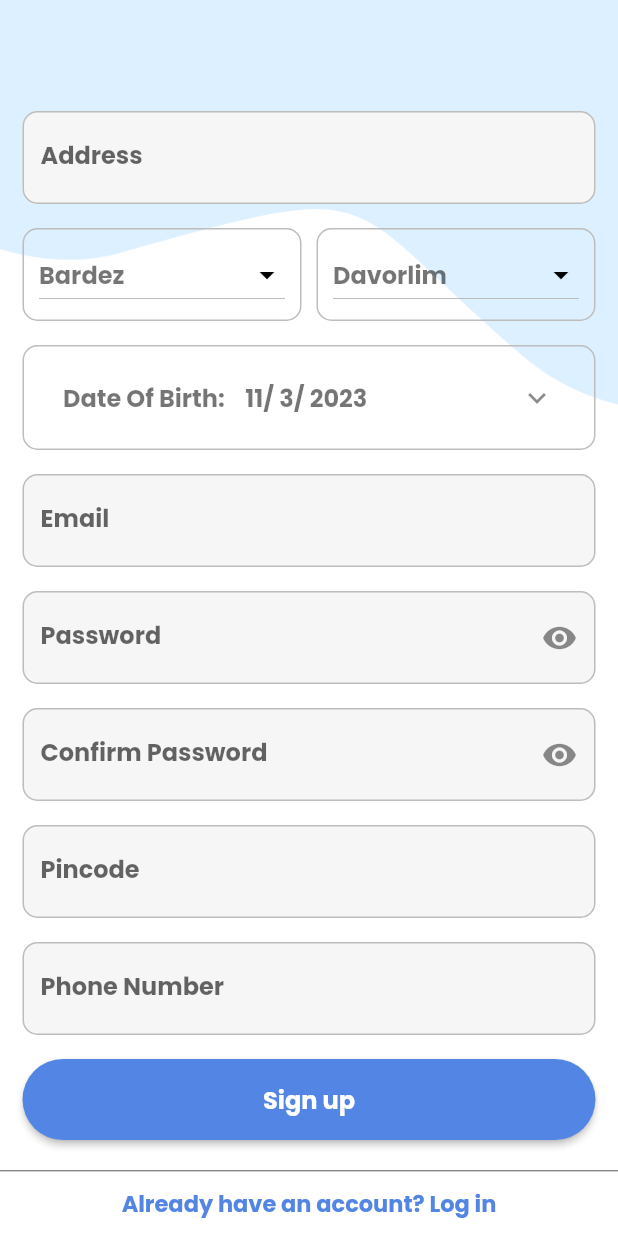
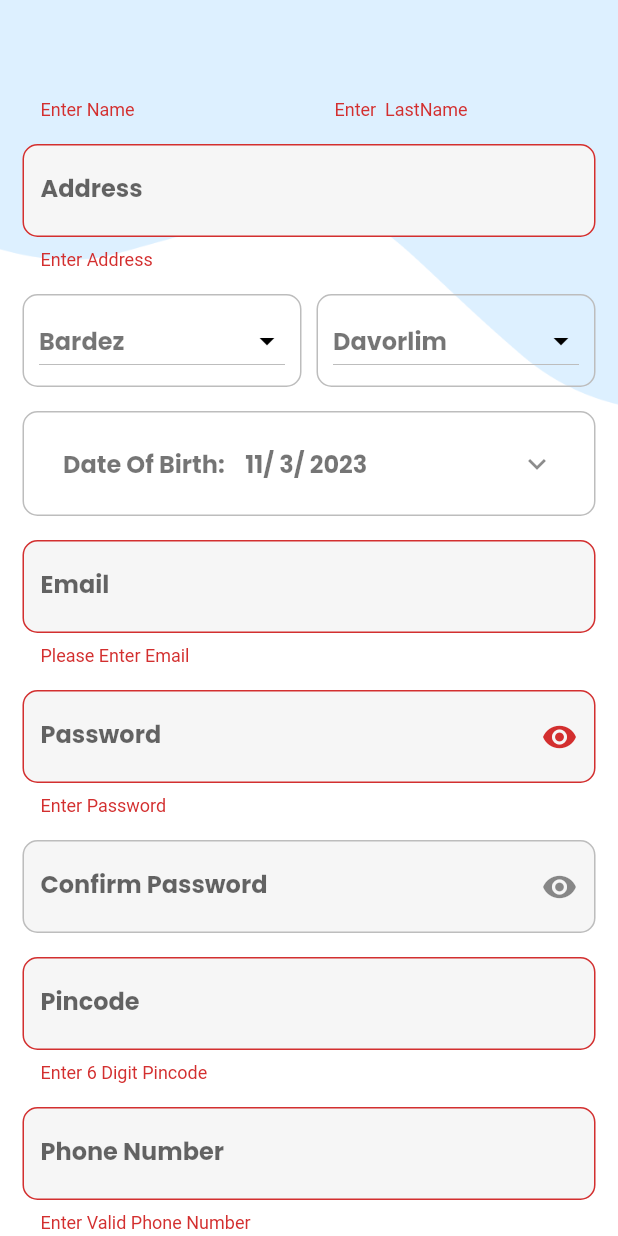
Before and after one commit to Saishrey/wE-Panchayat, a Flutter app: the SignUp screen opened directly, scrolled down 323 dp, after a tap on "Sign up", on a phone screen of 412 x 824 dp. Run offline on Flutter 3.47's test engine with Material 2 defaults, Android fonts, the phone set to English and light mode, and no system bars; missing offline and left inert: dob_input_field.

Commit message:
validation done

```diff
--- a/lib/auth/signup.dart
+++ b/lib/auth/signup.dart
@@ -16,6 +16,7 @@ class SignUp extends StatefulWidget {
 
 class _SignUpState extends State<SignUp> {
   bool _obscureText = true;
+  final _formKey = GlobalKey<FormState>();
 
   List<String> _talukas = [
     'Bardez',
@@ -97,6 +98,7 @@ class _SignUpState extends State<SignUp> {
                   child: Padding(
                     padding: EdgeInsets.all(0),
                     child: Form(
+                      key: _formKey,
                       child: Padding(
                         padding: const EdgeInsets.only(right: 15.0, left: 15.0),
                         child: Column(
@@ -108,8 +110,14 @@ class _SignUpState extends State<SignUp> {
                               children: [
                                 Expanded(
                                   child: TextFormField(
+                                    validator: (value) {
+                                      if (value!.isEmpty) {
+                                        return "Enter Name ";
+                                      }
+                                      return null;
+                                    },
                                     style: TextStyle(
-                                      color: Colors.black54,
+                                      color: Colors.black54, //Name
                                       fontFamily: 'Poppins-Bold',
                                     ),
                                     decoration: InputDecoration(
@@ -140,6 +148,12 @@ class _SignUpState extends State<SignUp> {
                                 SizedBox(width: 10.0),
                                 Expanded(
                                   child: TextFormField(
+                                    validator: (value) {
+                                      if (value!.isEmpty) {
+                                        return "Enter  LastName ";
+                                      }
+                                      return null;
+                                    },
                                     style: TextStyle(
                                       color: Colors.black54,
                                       fontFamily: 'Poppins-Bold',
@@ -173,6 +187,12 @@ class _SignUpState extends State<SignUp> {
                             ),
                             SizedBox(height: 16),
                             TextFormField(
+                              validator: (value) {
+                                if (value!.isEmpty) {
+                                  return "Enter Address    ";
+                                }
+                                return null;
+                              },
                               style: TextStyle(
                                 color: Colors.black54,
                                 fontFamily: 'Poppins-Bold',
@@ -308,6 +328,16 @@ class _SignUpState extends State<SignUp> {
                             ),
                             SizedBox(height: 16),
                             TextFormField(
+                              validator: (value) {
+                                if (value!.isEmpty) {
+                                  return "Please Enter Email";
+                                } else if (!RegExp(
+                                        r"^[a-zA-Z0-9.]+@[a-zA-Z0-9]+\.[a-zA-Z]+")
+                                    .hasMatch(value)) {
+                                  return "Please Enter a Valid Email";
+                                }
+                                return null;
+                              },
                               style: TextStyle(
                                 color: Colors.black54,
                                 fontFamily: 'Poppins-Bold',
@@ -338,6 +368,12 @@ class _SignUpState extends State<SignUp> {
                             ),
                             SizedBox(height: 16),
                             TextFormField(
+                              validator: (value) {
+                                if (value!.isEmpty) {
+                                  return "Enter Password   ";
+                                }
+                                return null;
+                              },
                               style: TextStyle(
                                 color: Colors.black54,
                                 fontFamily: 'Poppins-Bold',
@@ -424,6 +460,12 @@ class _SignUpState extends State<SignUp> {
                             ),
                             SizedBox(height: 16),
                             TextFormField(
+                              validator: (value) {
+                                if (value!.isEmpty) {
+                                  return "Enter 6 Digit Pincode   ";
+                                }
+                                return null;
+                              },
                               keyboardType: TextInputType.number,
                               inputFormatters: [
                                 new LengthLimitingTextInputFormatter(6),
@@ -458,6 +500,12 @@ class _SignUpState extends State<SignUp> {
                             ),
                             SizedBox(height: 16),
                             TextFormField(
+                              validator: (value) {
+                                if (value!.isEmpty || value.length < 10) {
+                                  return "Enter Valid Phone Number ";
+                                }
+                                return null;
+                              },
                               keyboardType: TextInputType.number,
                               inputFormatters: [
                                 new LengthLimitingTextInputFormatter(10),
@@ -492,7 +540,15 @@ class _SignUpState extends State<SignUp> {
                             ),
                             SizedBox(height: 16),
                             ElevatedButton(
-                              onPressed: () {},
+                              onPressed: () {
+                                if (_formKey.currentState!.validate()) {
+                                  Navigator.push(
+                                    context,
+                                    MaterialPageRoute(
+                                        builder: (context) => Login()),
+                                  );
+                                }
+                              },
                               child: Text("Sign up",
                                   style: TextStyle(
                                     fontSize: 16,
```
Also changed, not shown: lib/auth/login.dart (+27 -1 lines).
